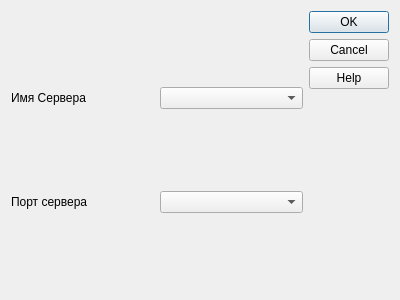
Old version of the form Nayda/serversettings.ui in the repository Mar94oK/Nayda.
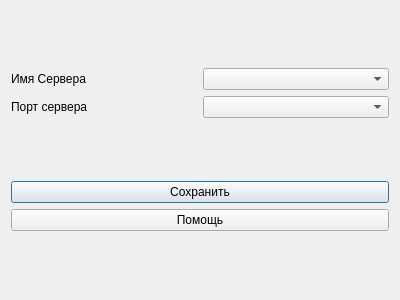
New version of the form.

Commit message: GUI Style refactoring for ServerSettings

Diff of the .ui file:
```diff
--- a/Nayda/serversettings.ui
+++ b/Nayda/serversettings.ui
@@ -46,15 +46,19 @@
      </item>
     </layout>
    </item>
-   <item row="1" column="1">
+   <item row="2" column="0">
     <layout class="QVBoxLayout" name="verticalLayout">
      <item>
-      <widget class="QDialogButtonBox" name="btbx_AcceptReject">
-       <property name="orientation">
-        <enum>Qt::Vertical</enum>
+      <widget class="QPushButton" name="btn_Save">
+       <property name="text">
+        <string>Сохранить</string>
        </property>
-       <property name="standardButtons">
-        <set>QDialogButtonBox::Cancel|QDialogButtonBox::Help|QDialogButtonBox::Ok</set>
+      </widget>
+     </item>
+     <item>
+      <widget class="QPushButton" name="btn_Help">
+       <property name="text">
+        <string>Помощь</string>
        </property>
       </widget>
      </item>
```
Left out of the diff: 35 changed lines with no effect on the pictures. The commit also changes 2 other files.
